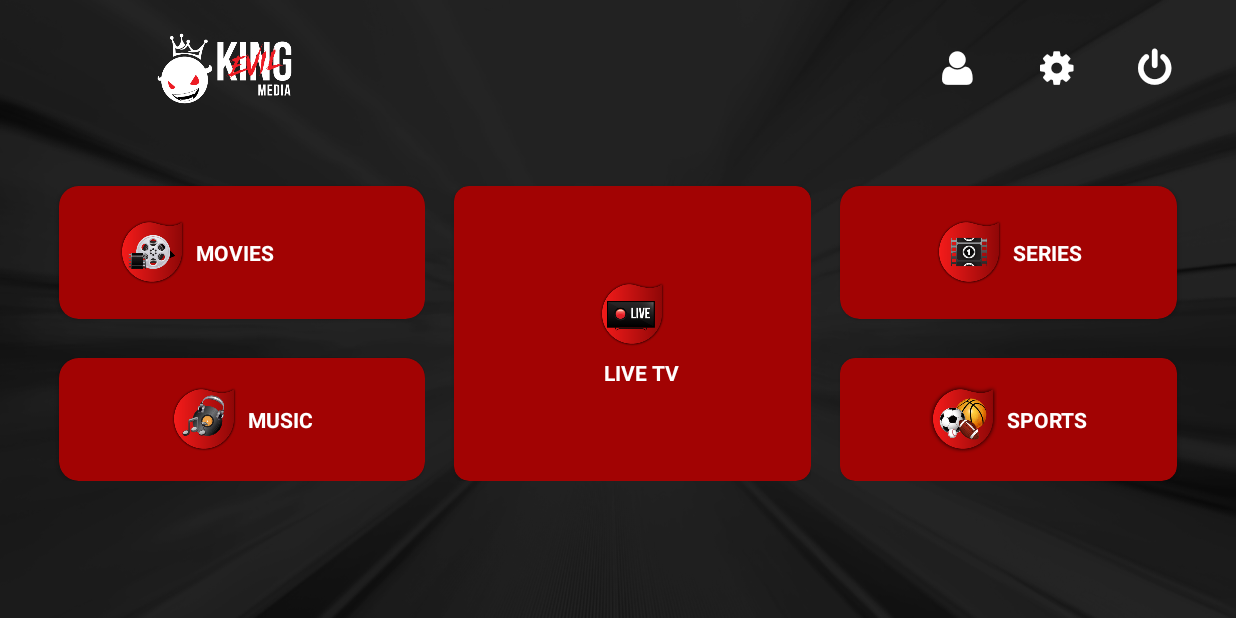
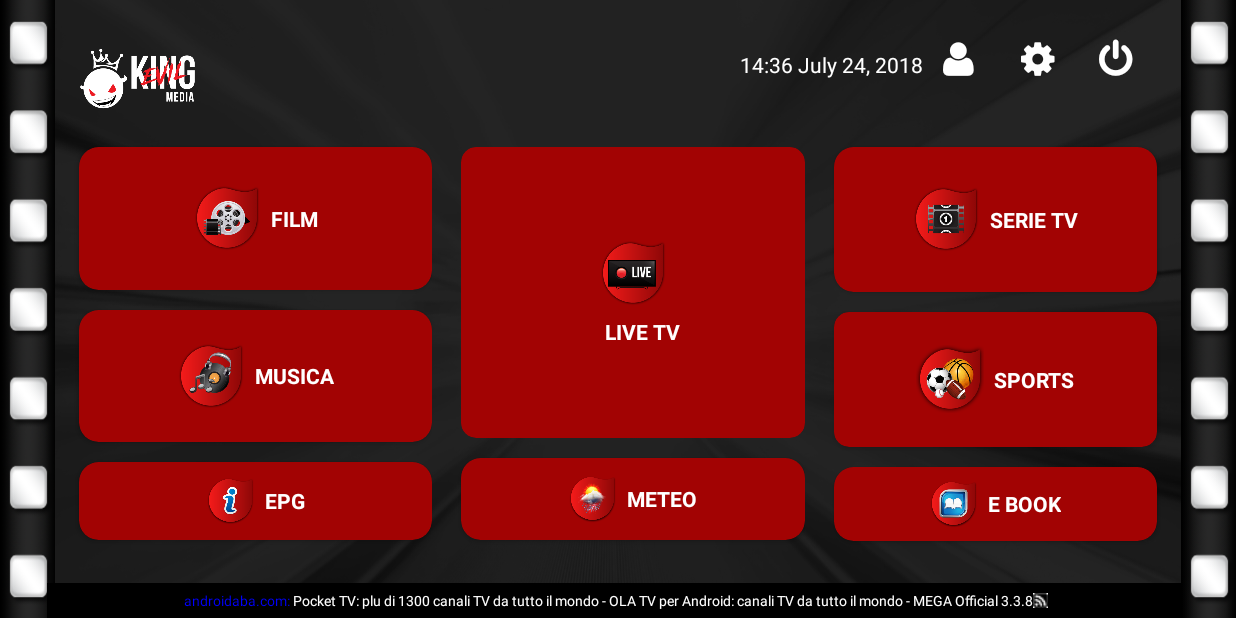
Before and after one commit to firepmi/evilkingmedia, an Android app: the screen it shows after launch (CategoryActivity), on a phone screen of 824 x 412 dp (held sideways). Run offline under Robolectric (Android 15) with nearby library versions, the phone set to English and light mode, and no system bars; our stand-ins replace sdp/ssp sizes.

Commit message:
RJ -- Video played in app

```diff
--- a/app/src/main/AndroidManifest.xml
+++ b/app/src/main/AndroidManifest.xml
@@ -26,7 +26,8 @@
         <activity android:name=".film.FilmActivity"
             android:screenOrientation="landscape"></activity>
         <activity android:name=".film.WebViewActivity"
-            android:screenOrientation="landscape"/>
+            android:screenOrientation="landscape"
+           />
     </application>
 
 </manifest>
--- a/app/src/main/java/evilkingmedia/cueserve/com/evilkingmedia/CategoryActivity.java
+++ b/app/src/main/java/evilkingmedia/cueserve/com/evilkingmedia/CategoryActivity.java
@@ -3,6 +3,7 @@ package evilkingmedia.cueserve.com.evilkingmedia;
 import android.content.Intent;
 import android.os.Bundle;
 import android.support.v7.app.AppCompatActivity;
+import android.text.Html;
 import android.view.View;
 import android.view.Window;
 import android.view.WindowManager;
@@ -15,7 +16,7 @@ import evilkingmedia.cueserve.com.evilkingmedia.film.FilmActivity;
 
 public class CategoryActivity extends AppCompatActivity {
 
-    private TextView txtUSer;
+    private TextView txtBottom;
     private LinearLayout rlMovies;
 
     @Override
@@ -26,8 +27,9 @@ public class CategoryActivity extends AppCompatActivity {
                 WindowManager.LayoutParams.FLAG_FULLSCREEN);
         setContentView(R.layout.activity_main);
 
-        txtUSer = findViewById(R.id.txtuser);
-
+        txtBottom = findViewById(R.id.txt);
+        String styledText = "<font color='blue'>androidaba.com:</font> Pocket TV: plu di 1300 canali TV da tutto il mondo - OLA TV per Android: canali TV da tutto il mondo - MEGA Official 3.3.8";
+        txtBottom.setText(Html.fromHtml(styledText), TextView.BufferType.SPANNABLE);
         rlMovies = findViewById(R.id.rlMovies);
 
         rlMovies.setOnClickListener(new View.OnClickListener() {
--- a/app/src/main/java/evilkingmedia/cueserve/com/evilkingmedia/Constant.java
+++ b/app/src/main/java/evilkingmedia/cueserve/com/evilkingmedia/Constant.java
@@ -2,5 +2,6 @@ package evilkingmedia.cueserve.com.evilkingmedia;
 
 public class Constant {
 
-    public static String MOVIEURL = "http://www.altadefinizione01.zone";
+    public static String MOVIEURL1 = "http://www.altadefinizione01.zone";
+    public static String MOVIEURL2 = "https://www.piratestreaming.club";
 }
--- a/app/src/main/java/evilkingmedia/cueserve/com/evilkingmedia/adapter/BindListAdapter.java
+++ b/app/src/main/java/evilkingmedia/cueserve/com/evilkingmedia/adapter/BindListAdapter.java
@@ -33,6 +33,7 @@ import java.util.List;
 import evilkingmedia.cueserve.com.evilkingmedia.Constant;
 import evilkingmedia.cueserve.com.evilkingmedia.R;
 import evilkingmedia.cueserve.com.evilkingmedia.film.FilmActivity;
+import evilkingmedia.cueserve.com.evilkingmedia.film.WebViewActivity;
 import evilkingmedia.cueserve.com.evilkingmedia.model.MoviesModel;
 
 public class BindListAdapter extends RecyclerView.Adapter<BindListAdapter.myview> {
@@ -78,7 +79,7 @@ public class BindListAdapter extends RecyclerView.Adapter<BindListAdapter.myview
 
         final MoviesModel movie = moviesList.get(position);
 
-        Picasso.with(context).load(Constant.MOVIEURL+movie.getImage()).into(holder.imgcontent);
+        Picasso.with(context).load(Constant.MOVIEURL1+movie.getImage()).into(holder.imgcontent);
         holder.txtMovieTitle.setText(movie.getTitle());
         holder.txtMovieRating.setText(movie.getRating());
         holder.txtMovieYear.setText(movie.getYear());
@@ -118,10 +119,10 @@ public class BindListAdapter extends RecyclerView.Adapter<BindListAdapter.myview
                 videoPath = videoUrl.attr("data-link");
 
 
-                /*Intent intent = new Intent(Intent.ACTION_VIEW);
+                 /*Intent intent = new Intent(Intent.ACTION_VIEW);
                 intent.setDataAndType(Uri.parse(videoPath), "video/mp4");
-                context.startActivity(intent);*/
-
+                context.startActivity(intent);
+*/
             } catch (IOException e) {
                 e.printStackTrace();
             }
@@ -131,12 +132,20 @@ public class BindListAdapter extends RecyclerView.Adapter<BindListAdapter.myview
         @Override
         protected void onPostExecute(Void result) {
             // Set description into TextView
-            Intent browserIntent = new Intent(Intent.ACTION_VIEW, Uri.parse(videoPath));
-            context. startActivity(browserIntent);
 
-          /*  Intent webIntent = new Intent(context, evilkingmedia.cueserve.com.evilkingmedia.film.WebViewActivity.class);
+
+            //In app
+           /*  Intent intent = new Intent(Intent.ACTION_VIEW);
+            intent.setDataAndType(Uri.parse(videoPath+".mp4"), "video/*");
+            context.startActivity(intent);*/
+
+            //Open video in browser
+          /*   Intent browserIntent = new Intent(Intent.ACTION_VIEW, Uri.parse(videoPath));
+            context. startActivity(browserIntent);*/
+
+              Intent webIntent = new Intent(context, WebViewActivity.class);
             webIntent.putExtra("url",videoPath);
-            context.startActivity(webIntent);*/
+            context.startActivity(webIntent);
         }
     }
 
--- a/app/src/main/java/evilkingmedia/cueserve/com/evilkingmedia/film/FilmActivity.java
+++ b/app/src/main/java/evilkingmedia/cueserve/com/evilkingmedia/film/FilmActivity.java
@@ -76,9 +76,11 @@ public class FilmActivity extends AppCompatActivity {
 
         @Override
         protected Void doInBackground(Void... params) {
+
+            //Movie1
             try {
                 // Connect to the web site
-                Document doc = Jsoup.connect(Constant.MOVIEURL+"/").timeout(10000).get();
+                Document doc = Jsoup.connect(Constant.MOVIEURL1+"/").timeout(10000).get();
                 // Using Elements to get the Meta data
                 Elements title = doc.select("#dle-content p[class=h4]");
                 int titleSize = title.size();
@@ -136,6 +138,50 @@ public class FilmActivity extends AppCompatActivity {
             } catch (IOException e) {
                 e.printStackTrace();
             }
+
+           //Movie2
+          /*  try {
+                // Connect to the web site
+                Document doc = Jsoup.connect(Constant.MOVIEURL2+"/").timeout(10000).get();
+                // Using Elements to get the Meta data
+                Elements title = doc.select("div.row wracontindexpost");
+                int titleSize = title.size();
+                for (int i = 0; i < titleSize; i++) {
+                    Elements mElementImage = doc.select("div.row wracontindexpost");
+                    String image = mElementImage.get(i).getElementsByClass("div.container-index-post col-xs-4 col-sm-3 col-md-2-5 col-lg-2").text();
+                    Log.d("image", image);
+                    MoviesModel movie = new MoviesModel();
+                    movie.setImage(image);
+
+                    //For Movie Title
+                    Elements mElementTitle = doc.select("#dle-content p[class=h4]");
+                    String movieTitle = mElementTitle.get(i).text();
+                    Log.d("movieTitle", movieTitle);
+                    movie.setTitle(movieTitle);
+
+                    //For Rating
+                    Elements mElementRating = doc.select("#dle-content span[class=ml-imdb]");
+                    String movieRating = mElementRating.get(i).text();
+                    movie.setRating(movieRating);
+
+                    //For year
+                    movie.setYear(yearArrayList.get(i));
+
+                    //For duration
+                    movie.setDuration(durationArrayList.get(i));
+
+                    //For Url
+                    Elements mElementH2 = doc.select("#dle-content h2");
+                    Elements mElementUrl =  mElementH2.get(i).getElementsByTag("a");
+                    String url = mElementUrl.attr("href");
+                    Log.d("href", url);
+                    movie.setUrl(url);
+                    movieList.add(movie);
+
+                }
+            } catch (IOException e) {
+                e.printStackTrace();
+            }*/
             return null;
         }
 
--- a/app/src/main/java/evilkingmedia/cueserve/com/evilkingmedia/film/WebViewActivity.java
+++ b/app/src/main/java/evilkingmedia/cueserve/com/evilkingmedia/film/WebViewActivity.java
@@ -1,9 +1,12 @@
 package evilkingmedia.cueserve.com.evilkingmedia.film;
 
+import android.app.ProgressDialog;
+import android.graphics.Bitmap;
 import android.net.Uri;
 import android.os.Bundle;
 import android.support.annotation.Nullable;
 import android.support.v7.app.AppCompatActivity;
+import android.view.View;
 import android.webkit.WebChromeClient;
 import android.webkit.WebSettings;
 import android.webkit.WebView;
@@ -15,19 +18,51 @@ import evilkingmedia.cueserve.com.evilkingmedia.R;
 
 public class WebViewActivity extends AppCompatActivity {
     String videoPath;
+    private ProgressDialog mProgress;
+
     @Override
     protected void onCreate(@Nullable Bundle savedInstanceState) {
         super.onCreate(savedInstanceState);
         setContentView(R.layout.activity_webview);
 
         videoPath = getIntent().getStringExtra("url");
-        VideoView videoView = (VideoView) findViewById(R.id.web_view);
+        WebView webView = (WebView) findViewById(R.id.web_view);
+        webView.getSettings().setLoadsImagesAutomatically(true);
+        webView.getSettings().setJavaScriptEnabled(true);
+        webView.setScrollBarStyle(View.SCROLLBARS_INSIDE_OVERLAY);
+        webView.setWebViewClient(new WebViewClient(){
+            @Override
+            public void onPageStarted(WebView view, String url, Bitmap favicon)
+            {
+                // TODO show you progress image
+                super.onPageStarted(view, url, favicon);
+               /* mProgress = new ProgressDialog(WebViewActivity.this);
+                mProgress.setMessage("Loading...");
+                mProgress.show();*/
+
+
+            }
+            @Override
+
+            public void onPageFinished(WebView view, String url) {
+
+                super.onPageFinished(view, url);
+            //    mProgress.dismiss();
+
+            }
+
+        });
+        webView.setWillNotCacheDrawing(true);
+        webView.setDrawingCacheEnabled(false);
+        webView.loadUrl(videoPath);
+
+       /* VideoView videoView = (VideoView) findViewById(R.id.web_view);
         MediaController mc = new MediaController(this);
         mc.setAnchorView(videoView);
         mc.setMediaPlayer(videoView);
         Uri video = Uri.parse(videoPath);
         videoView.setMediaController(mc);
         videoView.setVideoURI(video);
-        videoView.start();
+        videoView.start();*/
     }
 }
--- a/app/src/main/res/layout/activity_main.xml
+++ b/app/src/main/res/layout/activity_main.xml
@@ -1,34 +1,59 @@
 <?xml version="1.0" encoding="utf-8"?>
-<LinearLayout xmlns:android="http://schemas.android.com/apk/res/android"
+<RelativeLayout xmlns:android="http://schemas.android.com/apk/res/android"
     xmlns:app="http://schemas.android.com/apk/res-auto"
     xmlns:tools="http://schemas.android.com/tools"
     android:layout_width="match_parent"
     android:layout_height="match_parent"
     android:background="@drawable/background"
-    android:orientation="vertical"
+    android:orientation="horizontal"
     tools:context=".CategoryActivity">
 
+
+        <ImageView
+            android:id="@+id/imgLeft"
+            android:layout_width="wrap_content"
+            android:layout_height="wrap_content"
+            android:src="@drawable/filmstrip"
+            android:layout_gravity="left"
+            android:scaleType="fitStart"
+             />
 
     <!--Top View-->
     <LinearLayout
         android:layout_width="match_parent"
-        android:layout_height="wrap_content">
+        android:layout_height="match_parent"
+        android:orientation="vertical"
+        android:layout_weight="3"
+        android:layout_marginLeft="@dimen/_30sdp"
+        android:layout_marginRight="@dimen/_30sdp"
+        android:layout_marginTop="@dimen/_10sdp"
+        >
+    <LinearLayout
+        android:layout_width="match_parent"
+        android:layout_height="wrap_content"
+      >
 
         <!--Logo-->
         <ImageView
             android:layout_width="@dimen/_10sdp"
-            android:layout_height="@dimen/_70sdp"
+            android:layout_height="@dimen/_60sdp"
             android:layout_gravity="left"
-            android:layout_marginLeft="@dimen/_80sdp"
+            android:layout_marginLeft="@dimen/_10sdp"
             android:layout_weight="0.5"
             android:scaleType="fitStart"
             android:src="@drawable/logo" />
 
+        <TextView
+            android:layout_width="wrap_content"
+            android:layout_height="wrap_content"
+            android:text="14:36 July 24, 2018"
+            android:textColor="@color/colorWhite"
+            android:layout_marginRight="@dimen/_10sdp"/>
         <!--User-->
         <evilkingmedia.cueserve.com.evilkingmedia.utility.FontAwesome
             android:id="@+id/txtuser"
-            android:layout_width="@dimen/_50sdp"
-            android:layout_height="@dimen/_70sdp"
+            android:layout_width="@dimen/_40sdp"
+            android:layout_height="@dimen/_40sdp"
             android:gravity="center_vertical"
             android:text="@string/fa_icon_user"
             android:textColor="@color/colorWhite"
@@ -37,8 +62,8 @@
         <!--Setting-->
         <evilkingmedia.cueserve.com.evilkingmedia.utility.FontAwesome
             android:id="@+id/txtsetting"
-            android:layout_width="@dimen/_50sdp"
-            android:layout_height="@dimen/_70sdp"
+            android:layout_width="@dimen/_40sdp"
+            android:layout_height="@dimen/_40sdp"
             android:gravity="center_vertical"
             android:text="@string/fa_icon_setting"
             android:textColor="@color/colorWhite"
@@ -47,8 +72,8 @@
         <!--Log off-->
         <evilkingmedia.cueserve.com.evilkingmedia.utility.FontAwesome
             android:id="@+id/txtlogout"
-            android:layout_width="@dimen/_50sdp"
-            android:layout_height="@dimen/_70sdp"
+            android:layout_width="@dimen/_40sdp"
+            android:layout_height="@dimen/_40sdp"
             android:gravity="center_vertical"
             android:text="@string/fa_icon_off"
             android:textColor="@color/colorWhite"
@@ -58,15 +83,13 @@
     <!--End of Top View-->
 
 
-
     <LinearLayout
         android:layout_width="match_parent"
         android:layout_height="match_parent"
         android:orientation="horizontal"
-        android:layout_marginLeft="@dimen/_20sdp"
-        android:layout_marginRight="@dimen/_20sdp"
-        android:layout_marginTop="@dimen/_20sdp"
-        android:layout_marginBottom="@dimen/_70sdp">
+        android:layout_weight="5"
+        android:layout_marginBottom="@dimen/_35sdp"
+        >
 
         <LinearLayout
             android:layout_width="match_parent"
@@ -82,11 +105,11 @@
             android:layout_marginTop="@dimen/_5sdp"
             app:cardBackgroundColor="@color/colorRed"
             app:cardCornerRadius="@dimen/_10sdp"
-            android:layout_weight="1.7">
+            android:layout_weight="1.5">
 
             <LinearLayout
                 android:id="@+id/rlMovies"
-                android:layout_width="183dp"
+                android:layout_width="match_parent"
                 android:layout_height="match_parent"
                 android:gravity="center">
 
@@ -102,7 +125,7 @@
                     android:layout_height="wrap_content"
                     android:layout_marginLeft="@dimen/_5sdp"
                     android:layout_toRightOf="@+id/imgMovies"
-                    android:text="MOVIES"
+                    android:text="FILM"
                     android:textColor="@color/colorWhite"
                     android:textStyle="bold" />
             </LinearLayout>
@@ -115,7 +138,7 @@
             android:layout_height="match_parent"
             android:layout_weight="1.5"
             android:layout_marginLeft="@dimen/_10sdp"
-            android:layout_marginTop="@dimen/_20sdp"
+            android:layout_marginTop="@dimen/_10sdp"
             app:cardBackgroundColor="@color/colorRed"
             app:cardCornerRadius="@dimen/_10sdp"
             android:layout_below="@+id/moviesCardView">
@@ -135,7 +158,7 @@
                 <TextView
                     android:layout_width="wrap_content"
                     android:layout_height="wrap_content"
-                    android:text="MUSIC"
+                    android:text="MUSICA"
                     android:textColor="@color/colorWhite"
                     android:textStyle="bold"
                     android:layout_toRightOf="@+id/imgMovies"
@@ -145,14 +168,14 @@
         </android.support.v7.widget.CardView>
 
         <!--EPG-->
-       <!-- <android.support.v7.widget.CardView
+         <android.support.v7.widget.CardView
             android:id="@+id/epgCardView"
             android:layout_width="match_parent"
             android:layout_height="match_parent"
-            android:layout_weight="1.8"
+            android:layout_weight="1.75"
             android:layout_marginLeft="@dimen/_10sdp"
             android:layout_marginBottom="@dimen/_5sdp"
-            android:layout_marginTop="@dimen/_15sdp"
+            android:layout_marginTop="@dimen/_10sdp"
             app:cardBackgroundColor="@color/colorRed"
             app:cardCornerRadius="@dimen/_10sdp"
             android:layout_below="@+id/musicCardView">
@@ -163,15 +186,12 @@
                 android:layout_height="match_parent"
                 android:gravity="center">
 
-                <evilkingmedia.cueserve.com.evilkingmedia.utility.FontAwesome
-                    android:id="@+id/epg"
+                <ImageView
+                    android:id="@+id/imgEPG"
                     android:layout_width="@dimen/_25sdp"
                     android:layout_height="@dimen/_25sdp"
-                    android:text="@string/fa_icon_info"
-                    android:gravity="center_vertical"
-                    android:textColor="@color/colorWhite"
-                    android:textSize="@dimen/_15sdp"
-                    />
+                    android:src="@drawable/epg"
+                    android:elevation="@dimen/_5sdp"/>
                 <TextView
                     android:layout_width="wrap_content"
                     android:layout_height="wrap_content"
@@ -182,7 +202,7 @@
                     android:layout_marginLeft="@dimen/_5sdp"
                     />
             </LinearLayout>
-        </android.support.v7.widget.CardView>-->
+        </android.support.v7.widget.CardView>
         </LinearLayout>
         <!--Live tv-->
         <LinearLayout
@@ -195,7 +215,7 @@
             android:id="@+id/livetvCardView"
             android:layout_width="match_parent"
             android:layout_height="match_parent"
-            android:layout_weight="2"
+            android:layout_weight="1.5"
             android:layout_marginLeft="@dimen/_15sdp"
             android:layout_marginTop="@dimen/_5sdp"
             app:cardBackgroundColor="@color/colorRed"
@@ -226,13 +246,13 @@
         </android.support.v7.widget.CardView>
 
         <!--Recordings-->
-       <!-- <android.support.v7.widget.CardView
+         <android.support.v7.widget.CardView
             android:id="@+id/recordingCardView"
             android:layout_width="match_parent"
             android:layout_height="match_parent"
-            android:layout_weight="6"
+            android:layout_weight="4"
             android:layout_marginLeft="@dimen/_15sdp"
-            android:layout_marginTop="@dimen/_15sdp"
+            android:layout_marginTop="@dimen/_10sdp"
             android:layout_marginBottom="@dimen/_5sdp"
             app:cardBackgroundColor="@color/colorRed"
             app:cardCornerRadius="@dimen/_10sdp"
@@ -245,25 +265,23 @@
                 android:layout_height="match_parent"
                 android:gravity="center">
 
-                <evilkingmedia.cueserve.com.evilkingmedia.utility.FontAwesome
-                    android:id="@+id/recording"
+                <ImageView
+                    android:id="@+id/imgWeather"
                     android:layout_width="@dimen/_25sdp"
                     android:layout_height="@dimen/_25sdp"
-                    android:text="@string/fa_icon_record"
-                    android:gravity="center_vertical"
-                    android:textColor="@color/colorWhite"
-                    android:textSize="@dimen/_15sdp"/>
+                    android:src="@drawable/weather"
+                    android:elevation="@dimen/_5sdp"/>
                 <TextView
                     android:layout_width="wrap_content"
                     android:layout_height="wrap_content"
-                    android:text="RECORDINGS"
+                    android:text="METEO"
                     android:textColor="@color/colorWhite"
                     android:textStyle="bold"
                     android:layout_toRightOf="@+id/imgMovies"
                     android:layout_marginLeft="@dimen/_5sdp"
                     />
             </LinearLayout>
-        </android.support.v7.widget.CardView>-->
+        </android.support.v7.widget.CardView>
         </LinearLayout>
         <LinearLayout
             android:layout_width="match_parent"
@@ -276,7 +294,7 @@
             android:id="@+id/seriesCardView"
             android:layout_width="match_parent"
             android:layout_height="match_parent"
-            android:layout_weight="1.7"
+            android:layout_weight="1.5"
             android:layout_marginLeft="@dimen/_15sdp"
             android:layout_marginRight="@dimen/_10sdp"
             android:layout_marginTop="@dimen/_5sdp"
@@ -298,7 +316,7 @@
                 <TextView
                     android:layout_width="wrap_content"
                     android:layout_height="wrap_content"
-                    android:text="SERIES"
+                    android:text="SERIE TV"
                     android:textColor="@color/colorWhite"
                     android:textStyle="bold"
                     android:layout_toRightOf="@+id/imgMovies"
@@ -315,7 +333,7 @@
             android:layout_weight="1.5"
             android:layout_marginLeft="@dimen/_15sdp"
             android:layout_marginRight="@dimen/_10sdp"
-            android:layout_marginTop="@dimen/_20sdp"
+            android:layout_marginTop="@dimen/_10sdp"
             app:cardBackgroundColor="@color/colorRed"
             app:cardCornerRadius="10dp"
             android:layout_below="@+id/seriesCardView"
@@ -345,14 +363,14 @@
         </android.support.v7.widget.CardView>
 
         <!--Catch Up-->
-       <!-- <android.support.v7.widget.CardView
+       <android.support.v7.widget.CardView
             android:id="@+id/catchUpCardView"
             android:layout_width="match_parent"
             android:layout_height="match_parent"
             android:layout_weight="1.8"
             android:layout_marginRight="@dimen/_10sdp"
             android:layout_marginLeft="@dimen/_15sdp"
-            android:layout_marginTop="@dimen/_15sdp"
+            android:layout_marginTop="@dimen/_10sdp"
             android:layout_marginBottom="@dimen/_5sdp"
             app:cardBackgroundColor="@color/colorRed"
             app:cardCornerRadius="@dimen/_10sdp"
@@ -365,25 +383,59 @@
                 android:layout_height="match_parent"
                 android:gravity="center">
 
-                <evilkingmedia.cueserve.com.evilkingmedia.utility.FontAwesome
-                    android:id="@+id/catchup"
+                <ImageView
+                    android:id="@+id/imgEbook"
                     android:layout_width="@dimen/_25sdp"
                     android:layout_height="@dimen/_25sdp"
-                    android:text="@string/fa_icon_history"
-                    android:gravity="center_vertical"
-                    android:textColor="@color/colorWhite"
-                    android:textSize="@dimen/_15sdp"/>
+                    android:src="@drawable/ebook"
+                    android:elevation="@dimen/_5sdp"/>
                 <TextView
                     android:layout_width="wrap_content"
                     android:layout_height="wrap_content"
-                    android:text="CATCH UP"
+                    android:text="E BOOK"
                     android:textColor="@color/colorWhite"
                     android:textStyle="bold"
                     android:layout_toRightOf="@+id/imgMovies"
                     android:layout_marginLeft="@dimen/_5sdp"
                     />
             </LinearLayout>
-        </android.support.v7.widget.CardView>-->
+        </android.support.v7.widget.CardView>
         </LinearLayout>
     </LinearLayout>
-</LinearLayout>
+
+    </LinearLayout>
+
+
+    <RelativeLayout
+        android:layout_width="match_parent"
+        android:layout_height="wrap_content"
+        android:background="@color/colorBlack"
+        android:layout_alignParentBottom="true"
+        android:layout_marginRight="@dimen/_26sdp"
+        android:layout_marginLeft="@dimen/_24sdp"
+        android:orientation="horizontal"
+        android:padding="@dimen/_4sdp"
+        android:gravity="center">
+        <TextView
+            android:id="@+id/txt"
+            android:layout_width="wrap_content"
+            android:layout_height="wrap_content"
+            android:textColor="@color/colorWhite"
+            android:textSize="@dimen/_7sdp"
+            android:drawableEnd="@drawable/rss"
+            />
+        <!--<ImageView-->
+            <!--android:layout_width="15dp"-->
+            <!--android:layout_height="10dp"-->
+            <!--android:src="@drawable/rss"-->
+           <!--android:layout_toRightOf="@+id/txt"/>-->
+    </RelativeLayout>
+    <ImageView
+        android:id="@+id/imgRight"
+        android:layout_width="wrap_content"
+        android:layout_height="wrap_content"
+        android:src="@drawable/filmstrip"
+        android:layout_gravity="right"
+        android:scaleType="fitEnd"
+        android:layout_alignParentRight="true"/>
+</RelativeLayout>
--- a/app/src/main/res/layout/activity_webview.xml
+++ b/app/src/main/res/layout/activity_webview.xml
@@ -2,7 +2,7 @@
 <android.support.constraint.ConstraintLayout
     xmlns:android="http://schemas.android.com/apk/res/android" android:layout_width="match_parent"
     android:layout_height="match_parent">
-<VideoView
+<WebView
     android:id="@+id/web_view"
     android:layout_width="match_parent"
     android:layout_height="match_parent"/>
```
Also changed, not shown: app/src/main/res/drawable/ebook.png (added), app/src/main/res/drawable/epg.png (added), app/src/main/res/drawable/filmstrip.png (added), app/src/main/res/drawable/rss.png (added), app/src/main/res/drawable/weather.png (added).
